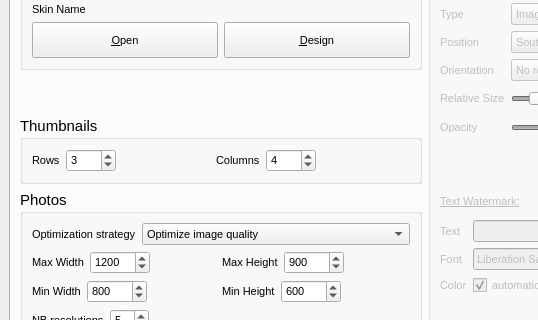
Old version of the form src/ui/mainwin.ui in the repository Pixinn/ezwebgallery; both pictures show x 0 to 538 and y 122 to 442 of the 850 by 700 pixel window.
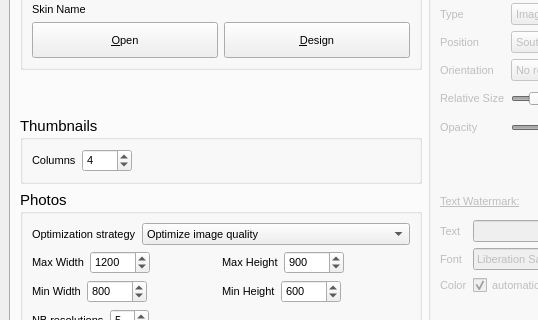
New version of the form. The open tabs and pages were chosen to show the change. Icons and pictures are not drawn. Custom widgets are drawn as their Qt base class.

Commit message: + Vertical mosaic

```diff
--- a/src/ui/mainwin.ui
+++ b/src/ui/mainwin.ui
@@ -530,75 +530,6 @@
               </property>
               <layout class="QHBoxLayout" name="horizontalLayout_10">
                <item>
-                <layout class="QVBoxLayout" name="verticalLayout_7">
-                 <item>
-                  <layout class="QHBoxLayout" name="horizontalLayout_ThumbDisposition">
-                   <item>
-                    <layout class="QFormLayout" name="form_ThumbNbRow">
-                     <property name="fieldGrowthPolicy">
-                      <enum>QFormLayout::AllNonFixedFieldsGrow</enum>
-                     </property>
-                     <item row="0" column="0">
-                      <widget class="QLabel" name="label_ThumbNbRow">
-                       <property name="font">
-                        <font>
-                         <pointsize>8</pointsize>
-                        </font>
-                       </property>
-                       <property name="text">
-                        <string>Rows</string>
-                       </property>
-                      </widget>
-                     </item>
-                     <item row="0" column="1">
-                      <widget class="QSpinBox" name="spinBox_ThumbNbRow">
-                       <property name="sizePolicy">
-                        <sizepolicy hsizetype="Fixed" vsizetype="Fixed">
-                         <horstretch>0</horstretch>
-                         <verstretch>0</verstretch>
-                        </sizepolicy>
-                       </property>
-                       <property name="minimumSize">
-                        <size>
-                         <width>50</width>
-                         <height>0</height>
-                        </size>
-                       </property>
-                       <property name="font">
-                        <font>
-                         <pointsize>8</pointsize>
-                        </font>
-                       </property>
-                       <property name="toolTip">
-                        <string>Number of rows of the table containing the thumbnails.</string>
-                       </property>
-                       <property name="minimum">
-                        <number>1</number>
-                       </property>
-                       <property name="maximum">
-                        <number>32</number>
-                       </property>
-                       <property name="value">
-                        <number>3</number>
-                       </property>
-                      </widget>
-                     </item>
-                    </layout>
-                   </item>
-                   <item>
-                    <spacer name="horizontalSpacer_13">
-                     <property name="orientation">
-                      <enum>Qt::Horizontal</enum>
-                     </property>
-                     <property name="sizeHint" stdset="0">
-                      <size>
-                       <width>40</width>
-                       <height>20</height>
-                      </size>
-                     </property>
-                    </spacer>
-                   </item>
-                   <item>
                     <layout class="QFormLayout" name="form_ThumbNbCol">
                      <property name="fieldGrowthPolicy">
                       <enum>QFormLayout::AllNonFixedFieldsGrow</enum>
@@ -650,23 +581,6 @@
                      </item>
                     </layout>
                    </item>
-                   <item>
-                    <spacer name="horizontalSpacer_12">
-                     <property name="orientation">
-                      <enum>Qt::Horizontal</enum>
-                     </property>
-                     <property name="sizeHint" stdset="0">
-                      <size>
-                       <width>40</width>
-                       <height>20</height>
-                      </size>
-                     </property>
-                    </spacer>
-                   </item>
-                  </layout>
-                 </item>
-                </layout>
-               </item>
               </layout>
              </widget>
             </item>
```
Left out of the diff: 4 changed lines with no effect on the pictures. Lines whose indentation alone changed are shown as unchanged. The commit also changes 10 other files.
